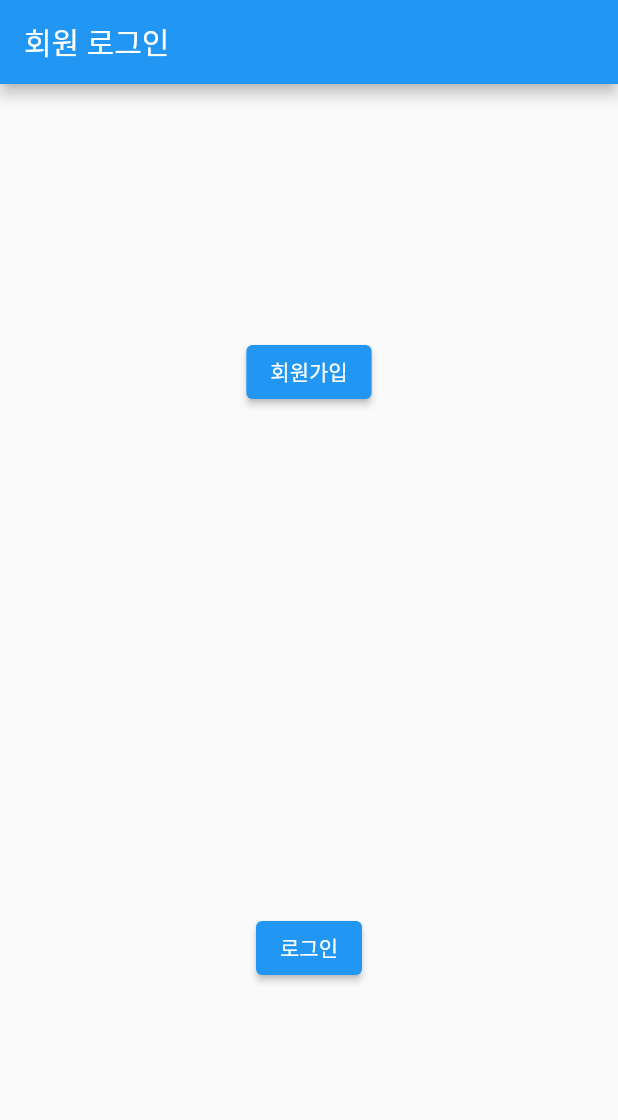
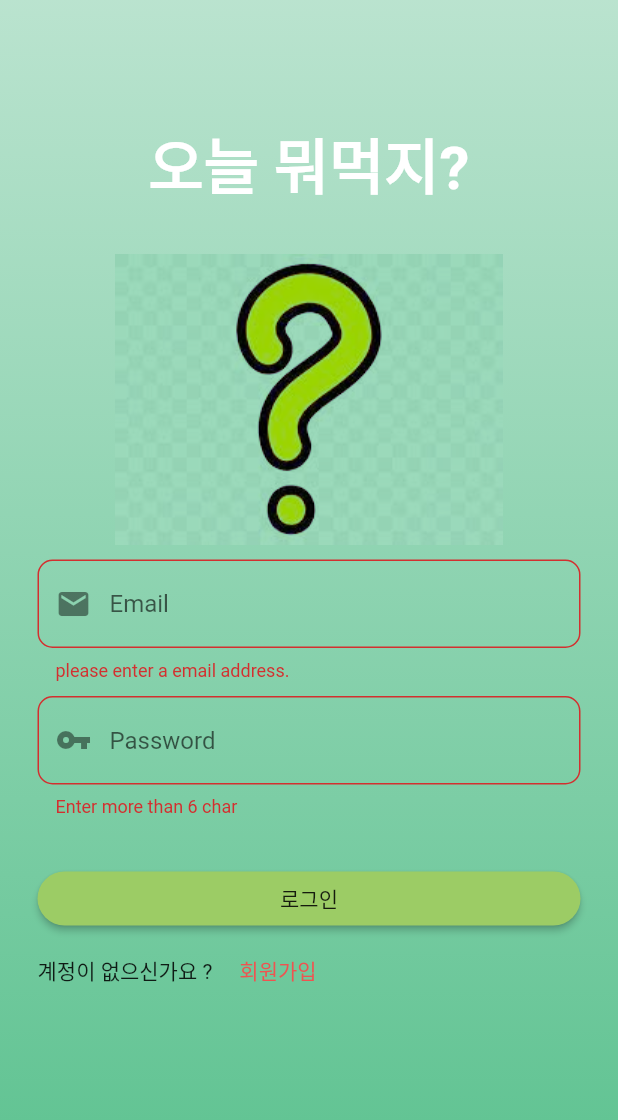
Before and after one commit to hae8064/firebase, a Flutter app: the screen it shows after launch, after a tap on "로그인", on a phone screen of 412 x 824 dp. Shown: the top 1120 px of the screen. Run offline on Flutter 3.47's test engine with Material 2 defaults, Android fonts, the phone set to English and light mode, and no system bars; our stand-ins replace firebase_auth, firebase_core; accounts and stored records are empty.

Commit message:
Ui 수정

```diff
--- a/lib/main.dart
+++ b/lib/main.dart
@@ -10,6 +10,7 @@ class MyApp extends StatelessWidget {
   @override
   Widget build(BuildContext context) {
     return MaterialApp(
+      debugShowCheckedModeBanner: false,
       title: 'Flutter Demo',
       theme: ThemeData(
         primarySwatch: Colors.blue,
--- a/lib/pages/sign_in.dart
+++ b/lib/pages/sign_in.dart
@@ -1,75 +1,158 @@
 import 'package:firebase_auth/firebase_auth.dart';
+import 'package:firebase_core/firebase_core.dart';
 import 'package:flutter/material.dart';
+import 'package:flutter/services.dart';
 
 //회원가입 페이지
 //자동 로그인 되는거다.
 
-class SignIn extends StatelessWidget {
-  const SignIn({Key? key}) : super(key: key);
+class SignIn extends StatefulWidget {
+  @override
+  _SignInState createState() => _SignInState();
+}
 
-  void _signUp() async{
-    //회원가입 메소드
-    try{
-      await FirebaseAuth.instance.createUserWithEmailAndPassword(
-          email: "barry.allern@example.com",
-          password: "SuperSecretPassword!");
-    }
-    on FirebaseAuthException catch(e){
-      if(e.code == "weak-apssword"){
-        print("The password provided is too weak");
-      }
-      else if(e.code == "email-already-in-use"){
-        print("The account already exists for that email.");
-      }
-    }
-    catch(e){
-      print(e);
-    }
+class _SignInState extends State<SignIn> {
+  final _init = Firebase.initializeApp();
+  late TextEditingController _emailController;
+  late TextEditingController _passwordController;
+  final _formKey = GlobalKey<FormState>();
+
+  void initState() {
+    _emailController = TextEditingController();
+    _passwordController = TextEditingController();
+    super.initState();
   }
-
-  void _signIn() async{
-    //로그인 메소드
-    try{
-      await FirebaseAuth.instance.signInWithEmailAndPassword(
-          email: "barry.allern@example.com",
-          password: "SuperSecretPassword!");
-    }
-    on FirebaseAuthException catch(e){
-      if(e.code == "user-not-found"){
-        print("No user found for that email.");
-      }
-      else if(e.code == "wrong-password"){
-        print("Wrong password provided for that user.");
-      }
-    }
-  }
-
 
   @override
   Widget build(BuildContext context) {
-    return Scaffold(
-      appBar: AppBar(
-        title: Text("회원 로그인"),
+    return MaterialApp(
+      theme: ThemeData(
+          primarySwatch: Colors.green
       ),
-      body: Column(
-        children: [
-          Expanded(
-            child: Center(
-              child: ElevatedButton(
-                onPressed: _signUp,
-                child: Text("회원가입"),
+      home: Scaffold(
+        body: AnnotatedRegion<SystemUiOverlayStyle>(
+          value: SystemUiOverlayStyle.light,
+          child: Form(
+            key: _formKey,
+            child: GestureDetector(
+              child: Stack(
+                children: [
+                  Container(
+                    height: double.infinity,
+                    width: double.infinity,
+                    decoration: BoxDecoration(
+                        gradient: LinearGradient(
+                            begin: Alignment.topCenter,
+                            end: Alignment.bottomCenter,
+                            colors: [
+                              Color(0x665ac18e),
+                              Color(0x995ac18e),
+                              Color(0xcc5ac18e),
+                              Color(0xff5ac18e),
+                            ])),
+                    child: SingleChildScrollView(
+                      physics: AlwaysScrollableScrollPhysics(),
+                      padding: EdgeInsets.symmetric(
+                          horizontal: 25, vertical: 80),
+                      child: Column(
+                        mainAxisAlignment: MainAxisAlignment.center,
+                        children: [
+                        Text(
+                        "오늘 뭐먹지?",
+                        style: TextStyle(
+                            color: Colors.white,
+                            fontSize: 40,
+                            fontWeight: FontWeight.bold),
+                      ),
+                      SizedBox(
+                        height: 30,
+                      ),
+                      Image(
+                        //이미지 바탕화면에 맞춰 연하게 설정
+                        image: AssetImage("imgs/question.jpg"),
+                        fit: BoxFit.cover,
+                        color: Color(0x995ac18e),
+                        colorBlendMode: BlendMode.darken,
+                      ),
+                      SizedBox(
+                        height: 10,
+                      ),
+                      TextFormField(
+                        controller: _emailController,
+                        validator: (val) =>
+                        val!.isNotEmpty
+                            ? null
+                            : "please enter a email address.",
+                        decoration: InputDecoration(
+                            hintText: "Email",
+                            prefixIcon: Icon(Icons.mail),
+                            border: OutlineInputBorder(
+                              borderRadius: BorderRadius.circular(10),
+                            )
+                        ),
+                      ),
+                      SizedBox(
+                        height: 10,
+                      ),
+                      TextFormField(
+                        controller: _passwordController,
+                        validator: (val) =>
+                        val!.length < 6
+                            ? 'Enter more than 6 char'
+                            : null,
+                        decoration: InputDecoration(
+                            hintText: "Password",
+                            prefixIcon: Icon(Icons.vpn_key),
+                            border: OutlineInputBorder(
+                              borderRadius: BorderRadius.circular(10),
+                            )
+                        ),
+                      ),
+                      SizedBox(
+                        height: 30,
+                      ),
+                      MaterialButton(
+                        minWidth: double.infinity,
+                        shape: RoundedRectangleBorder(
+                          borderRadius: BorderRadius.circular(20),
+                        ),
+                        color: Colors.lightGreen[400],
+                        onPressed: () {
+                          if (_formKey.currentState!.validate()) {
+                            print("Email: ${_emailController.text}");
+                            print("Email: ${_passwordController.text}");
+                          }
+                        },
+                        // onPressed: _signIn,
+                        child: Text("로그인"),
+                      ),
+                      Row(
+                        children: [
+                          Text("계정이 없으신가요 ?"),
+                          SizedBox(width: 10,),
+                          TextButton(onPressed: () {},
+                              child: Text("회원가입", style: TextStyle(
+                                color: Colors.red[400]
+                              ),),
+                          )
+                              ],
+                          )
+                          // Center(
+                          //   child: ElevatedButton(
+                          //     onPressed: (){},
+                          //     // onPressed: _signUp,
+                          //     child: Text("회원가입"),
+                          //   ),
+                          // ),
+                        ],
+                      ),
+                    ),
+                  )
+                ],
               ),
             ),
           ),
-          Expanded(
-            child: Center(
-              child: ElevatedButton(
-                onPressed: _signIn,
-                child: Text("로그인"),
-              ),
-            ),
-          ),
-        ],
+        ),
       ),
     );
   }
```
Also changed, not shown: pubspec.yaml (+3 -5 lines), imgs/question.jpg (added), pubspec.lock, 1 other file.
